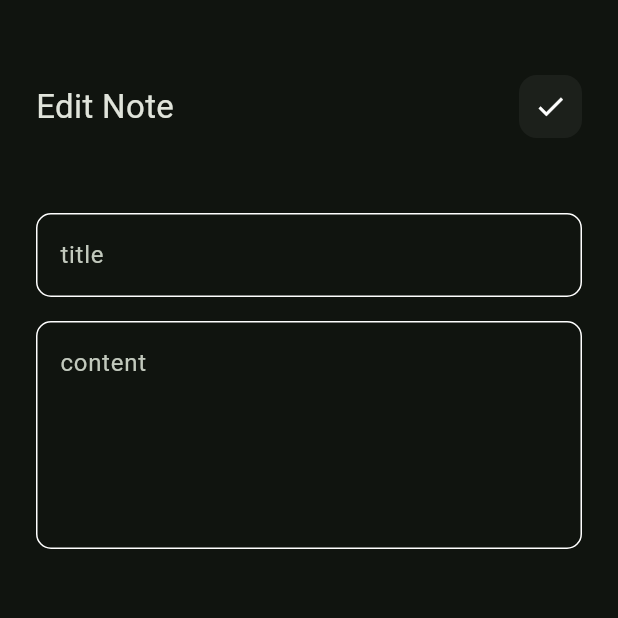
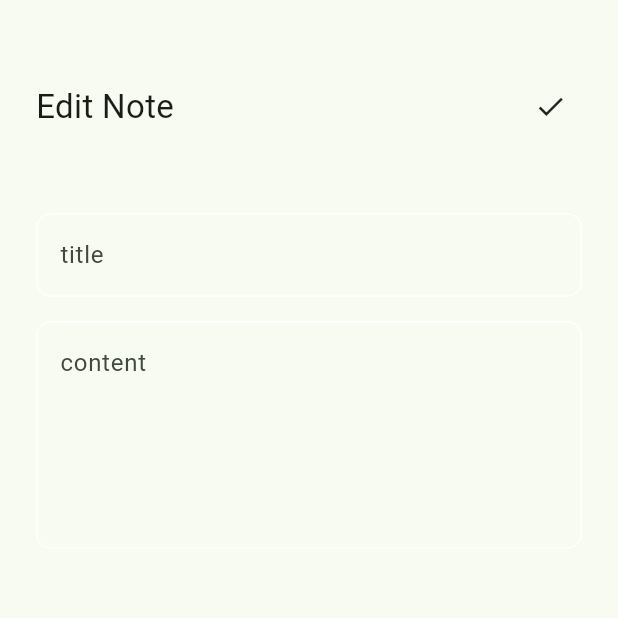
Before and after one commit to Mohamed-Yassien/bookly_hive, a Flutter app: the EditNoteView screen opened directly with empty values, on a phone screen of 412 x 824 dp, the top half of it. Run offline on Flutter 3.47's test engine with Material 3 defaults, Android fonts, the phone set to English and light mode, and no system bars; our stand-ins replace flutter_bloc, font_awesome_flutter, hive, hive_flutter, hydrated_bloc; accounts and stored records are empty.

Commit message:
change app theme

```diff
--- /dev/null
+++ b/lib/utils/app_theme.dart
@@ -0,0 +1,48 @@
+import 'package:flutter/foundation.dart';
+import 'package:flutter/material.dart';
+import 'package:flutter/services.dart';
+
+class AppTheme {
+  const AppTheme._();
+
+  static lightTheme(Color primaryColor) => ThemeData(
+        brightness: Brightness.light,
+        useMaterial3: true,
+        colorSchemeSeed: primaryColor,
+        floatingActionButtonTheme: FloatingActionButtonThemeData(
+          shape: RoundedRectangleBorder(
+            borderRadius: BorderRadius.circular(1000),
+            side: BorderSide.none,
+          ),
+        ),
+      );
+  static Brightness get currentSystemBrightness =>
+      PlatformDispatcher.instance.platformBrightness;
+
+  static darkTheme(Color primaryColor) => ThemeData(
+        brightness: Brightness.dark,
+        useMaterial3: true,
+        colorSchemeSeed: primaryColor,
+        floatingActionButtonTheme: FloatingActionButtonThemeData(
+          shape: RoundedRectangleBorder(
+            borderRadius: BorderRadius.circular(1000),
+            side: BorderSide.none,
+          ),
+        ),
+      );
+
+  static bool isDarkTheme(context) =>
+      Theme.of(context).brightness == Brightness.dark;
+
+  static setStatusBarAndNavigationBarColors(ThemeMode themeMode) {
+    SystemChrome.setSystemUIOverlayStyle(
+      SystemUiOverlayStyle(
+        statusBarColor: Colors.transparent,
+        statusBarIconBrightness:
+            themeMode == ThemeMode.light ? Brightness.dark : Brightness.light,
+        systemNavigationBarIconBrightness:
+            themeMode == ThemeMode.light ? Brightness.dark : Brightness.light,
+      ),
+    );
+  }
+}
--- a/lib/utils/constants.dart
+++ b/lib/utils/constants.dart
@@ -4,3 +4,4 @@ const Color kPrimaryColor = Color(0xff62FCD7);
 const String kNotesBox = 'notes_box';
 
 const String appColorKey = 'appColor';
+const String appThemeKey = 'appTheme';
```
Also changed, not shown: lib/cubits/theme_cubit/theme_cubit.dart (added, +46 -0 lines), lib/main.dart (+29 -12 lines), lib/views/notes_view.dart (+28 -0 lines).
